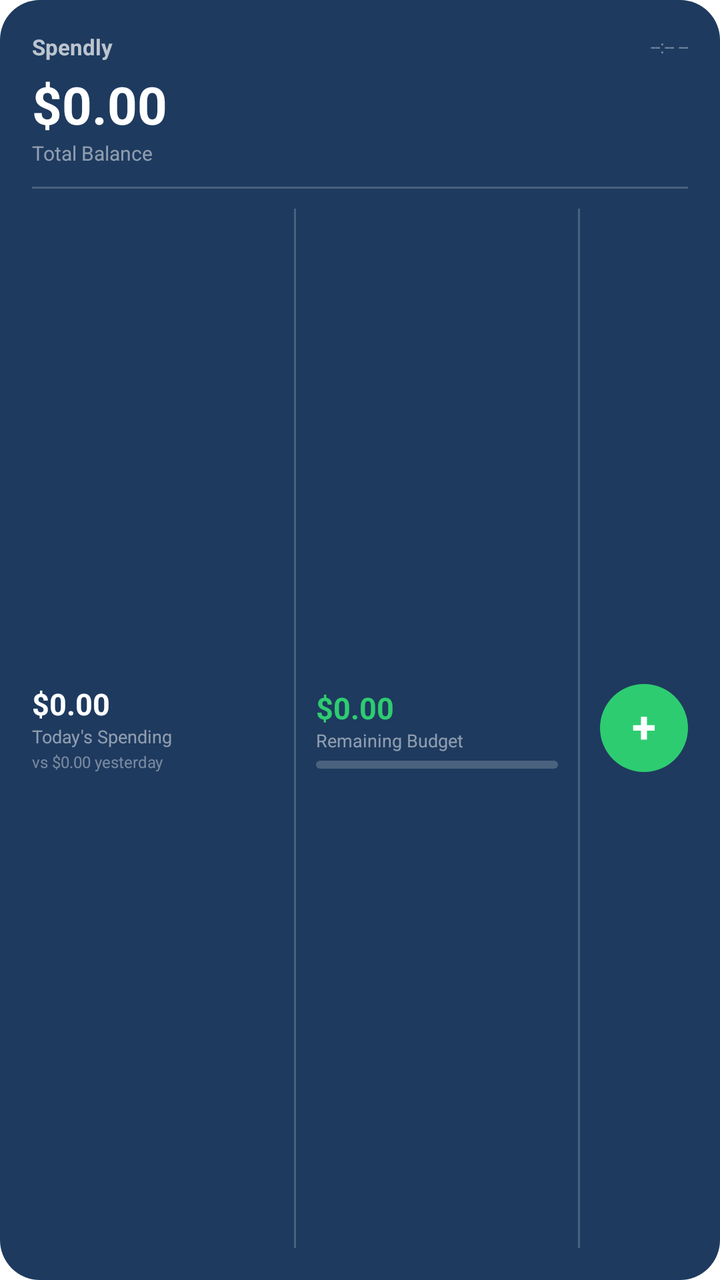
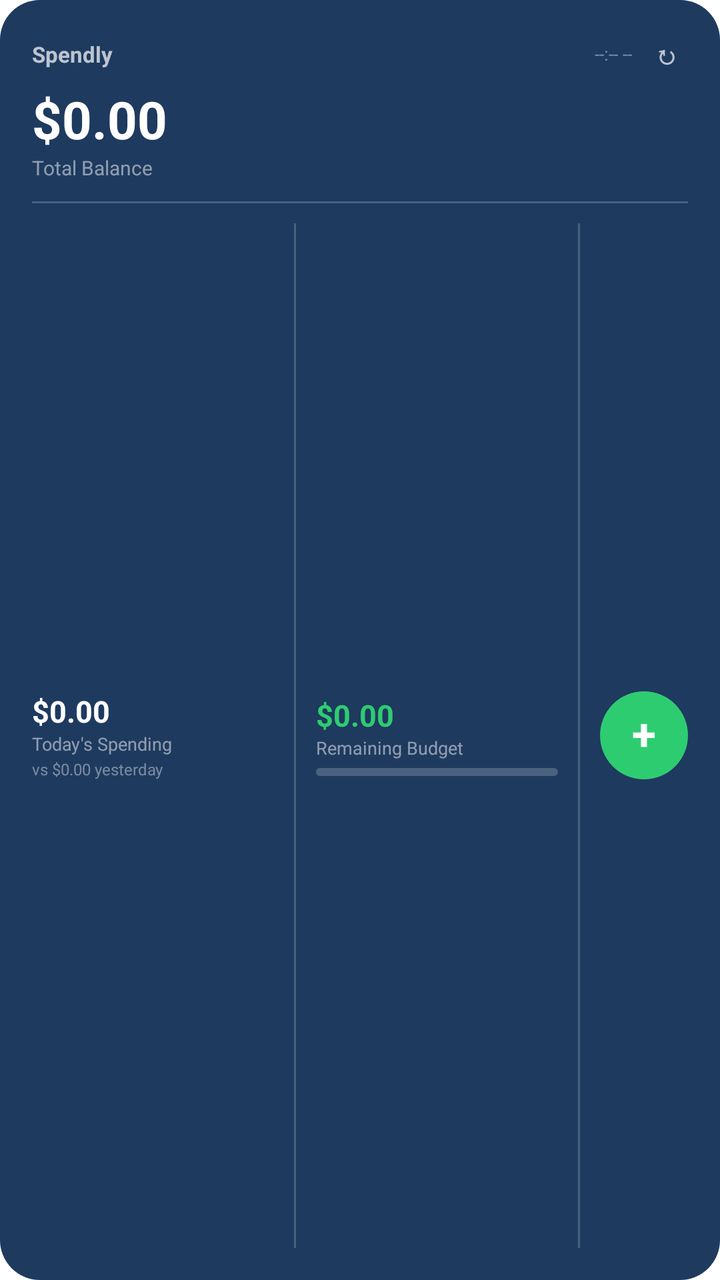

Compare the two renders of this Android layout. The source of the first and the diff that turns it into the second are given below.
<!-- AndroidManifest.xml: fallback theme Theme.MaterialComponents.DayNight.NoActionBar -->
<!-- res/layout/spendly_widget.xml -->
<?xml version="1.0" encoding="utf-8"?>
<LinearLayout
    xmlns:android="http://schemas.android.com/apk/res/android"
    android:layout_width="match_parent"
    android:layout_height="match_parent"
    android:orientation="vertical"
    android:background="@drawable/widget_background"
    android:padding="16dp">

    
    <LinearLayout
        android:layout_width="match_parent"
        android:layout_height="wrap_content"
        android:orientation="horizontal"
        android:gravity="center_vertical">

        <TextView
            android:id="@+id/widget_app_name"
            android:layout_width="0dp"
            android:layout_height="wrap_content"
            android:layout_weight="1"
            android:text="Spendly"
            android:textColor="#B3FFFFFF"
            android:textSize="11sp"
            android:textStyle="bold"/>

        <TextView
            android:id="@+id/widget_last_updated"
            android:layout_width="wrap_content"
            android:layout_height="wrap_content"
            android:text="--:-- --"
            android:textColor="#66FFFFFF"
            android:textSize="9sp"/>

    </LinearLayout>

    
    <TextView
        android:id="@+id/widget_balance"
        android:layout_width="match_parent"
        android:layout_height="wrap_content"
        android:layout_marginTop="4dp"
        android:text="$0.00"
        android:textColor="#FFFFFF"
        android:textSize="26sp"
        android:textStyle="bold"/>

    <TextView
        android:layout_width="match_parent"
        android:layout_height="wrap_content"
        android:text="Total Balance"
        android:textColor="#80FFFFFF"
        android:textSize="10sp"
        android:layout_marginBottom="10dp"/>

    
    <View
        android:layout_width="match_parent"
        android:layout_height="1dp"
        android:background="#33FFFFFF"
        android:layout_marginBottom="10dp"/>

    
    <LinearLayout
        android:layout_width="match_parent"
        android:layout_height="0dp"
        android:layout_weight="1"
        android:orientation="horizontal"
        android:gravity="center_vertical">

        
        <LinearLayout
            android:layout_width="0dp"
            android:layout_height="wrap_content"
            android:layout_weight="1"
            android:orientation="vertical">

            
            <LinearLayout
                android:layout_width="wrap_content"
                android:layout_height="wrap_content"
                android:orientation="horizontal"
                android:gravity="center_vertical">

                <TextView
                    android:id="@+id/widget_today_spent"
                    android:layout_width="wrap_content"
                    android:layout_height="wrap_content"
                    android:text="$0.00"
                    android:textColor="#FFFFFF"
                    android:textSize="15sp"
                    android:textStyle="bold"/>

                
                <TextView
                    android:id="@+id/widget_trend"
                    android:layout_width="wrap_content"
                    android:layout_height="wrap_content"
                    android:layout_marginStart="4dp"
                    android:text=""
                    android:textSize="11sp"
                    android:textStyle="bold"/>

            </LinearLayout>

            <TextView
                android:layout_width="wrap_content"
                android:layout_height="wrap_content"
                android:text="Today's Spending"
                android:textColor="#80FFFFFF"
                android:textSize="9sp"/>

            
            <TextView
                android:id="@+id/widget_yesterday"
                android:layout_width="wrap_content"
                android:layout_height="wrap_content"
                android:text="vs $0.00 yesterday"
                android:textColor="#66FFFFFF"
                android:textSize="8sp"
                android:layout_marginTop="1dp"/>

        </LinearLayout>

        
        <View
            android:layout_width="1dp"
            android:layout_height="match_parent"
            android:background="#33FFFFFF"
            android:layout_marginStart="10dp"
            android:layout_marginEnd="10dp"/>

        
        <LinearLayout
            android:layout_width="0dp"
            android:layout_height="wrap_content"
            android:layout_weight="1"
            android:orientation="vertical">

            <TextView
                android:id="@+id/widget_remaining"
                android:layout_width="wrap_content"
                android:layout_height="wrap_content"
                android:text="$0.00"
                android:textColor="#2ECC71"
                android:textSize="15sp"
                android:textStyle="bold"/>

            <TextView
                android:id="@+id/widget_remaining_label"
                android:layout_width="wrap_content"
                android:layout_height="wrap_content"
                android:text="Remaining Budget"
                android:textColor="#80FFFFFF"
                android:textSize="9sp"/>

            
            <ProgressBar
                android:id="@+id/widget_budget_bar"
                style="@android:style/Widget.ProgressBar.Horizontal"
                android:layout_width="match_parent"
                android:layout_height="4dp"
                android:layout_marginTop="4dp"
                android:max="100"
                android:progress="0"
                android:progressTint="#2ECC71"
                android:progressBackgroundTint="#33FFFFFF"/>

        </LinearLayout>

        
        <View
            android:layout_width="1dp"
            android:layout_height="match_parent"
            android:background="#33FFFFFF"
            android:layout_marginStart="10dp"
            android:layout_marginEnd="10dp"/>

        
        <LinearLayout
            android:id="@+id/widget_add_btn"
            android:layout_width="44dp"
            android:layout_height="44dp"
            android:orientation="vertical"
            android:gravity="center"
            android:background="@drawable/widget_add_button"
            android:clickable="true">

            <TextView
                android:layout_width="wrap_content"
                android:layout_height="wrap_content"
                android:text="+"
                android:textColor="#FFFFFF"
                android:textSize="22sp"
                android:textStyle="bold"
                android:includeFontPadding="false"/>

        </LinearLayout>

    </LinearLayout>

</LinearLayout>
<!-- resources referenced by this layout -->
<resources>
  <!-- drawable widget_add_button (drawable) -->
  <?xml version="1.0" encoding="utf-8"?>
  <shape xmlns:android="http://schemas.android.com/apk/res/android"
      android:shape="oval">
      <solid android:color="#2ECC71"/>
  </shape>
  <!-- drawable widget_background (drawable) -->
  <?xml version="1.0" encoding="utf-8"?>
  <shape xmlns:android="http://schemas.android.com/apk/res/android"
      android:shape="rectangle">
      <solid android:color="#1E3A5F"/>
      <corners android:radius="20dp"/>
  </shape>
</resources>

<!-- the commit's change to res/layout/spendly_widget.xml (unified diff, before → after) -->
@@ -32,6 +32,19 @@
             android:textColor="#66FFFFFF"
             android:textSize="9sp"/>
 
+        <TextView
+            android:id="@+id/widget_refresh_btn"
+            android:layout_width="22dp"
+            android:layout_height="22dp"
+            android:layout_marginStart="6dp"
+            android:gravity="center"
+            android:text="↻"
+            android:textColor="#B3FFFFFF"
+            android:textSize="13sp"
+            android:textStyle="bold"
+            android:includeFontPadding="false"
+            android:clickable="true"/>
+
     </LinearLayout>
 
     
@@ -54,7 +67,7 @@
         android:layout_marginBottom="10dp"/>
 
     
-    <View
+    <FrameLayout
         android:layout_width="match_parent"
         android:layout_height="1dp"
         android:background="#33FFFFFF"
@@ -123,7 +136,7 @@
         </LinearLayout>
 
         
-        <View
+        <FrameLayout
             android:layout_width="1dp"
             android:layout_height="match_parent"
             android:background="#33FFFFFF"
@@ -169,7 +182,7 @@
         </LinearLayout>
 
         
-        <View
+        <FrameLayout
             android:layout_width="1dp"
             android:layout_height="match_parent"
             android:background="#33FFFFFF"
